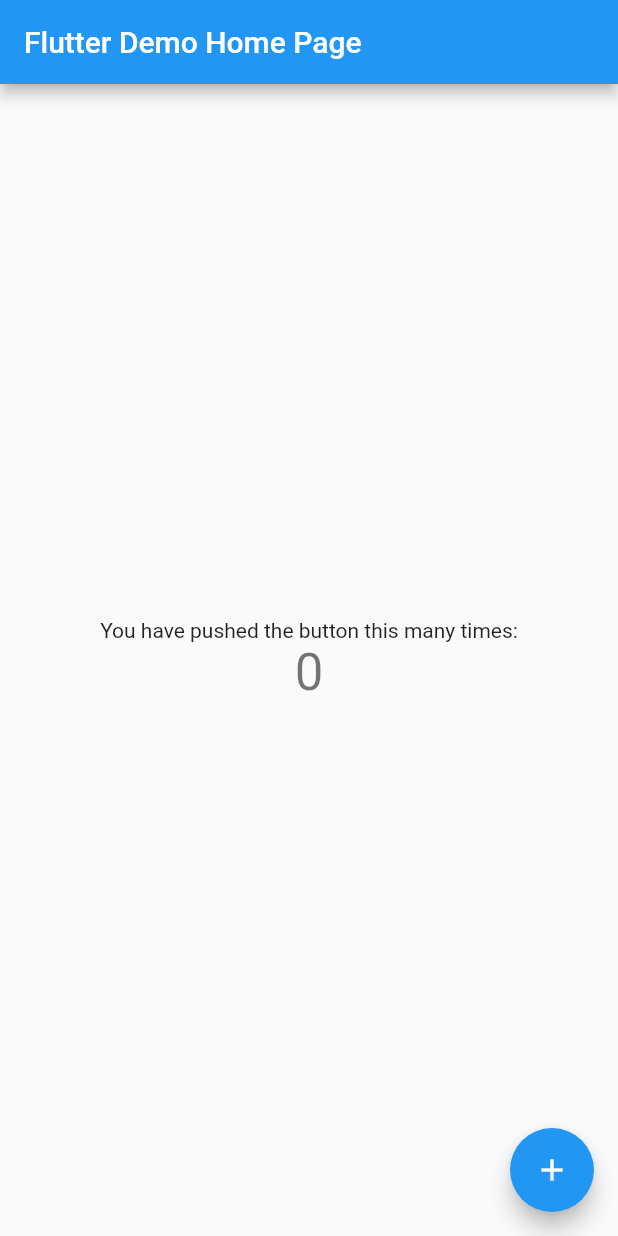
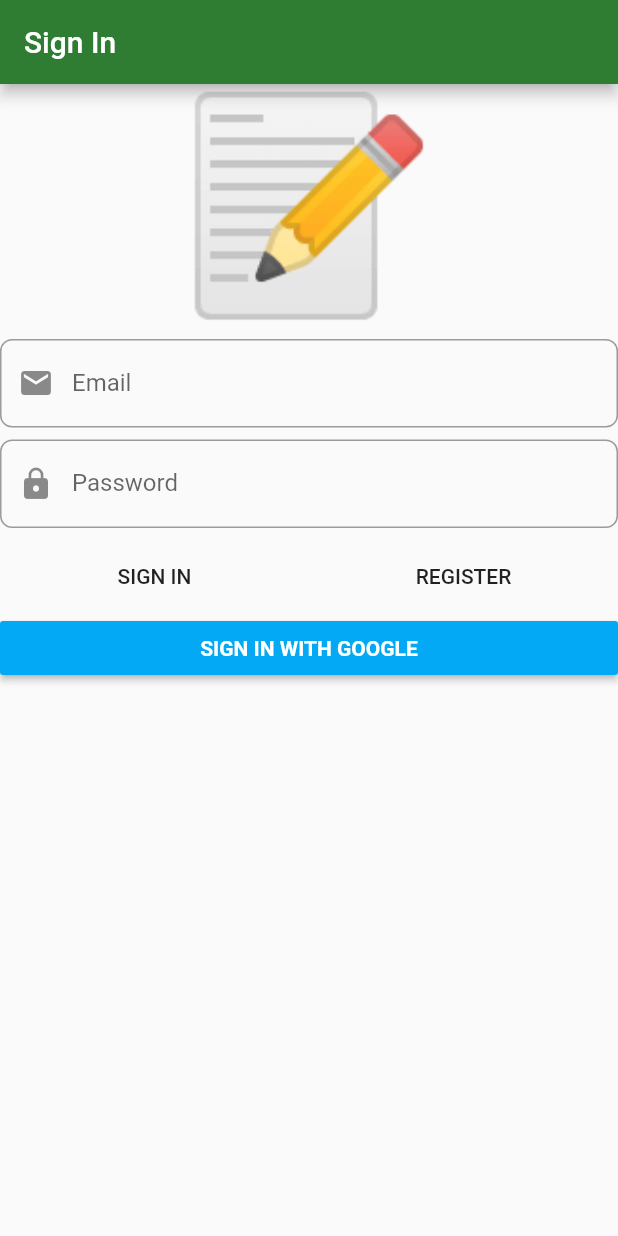
Before and after one commit to vmoskvyak/ddd_architecture, a Flutter app: the screen it shows after launch, on a phone screen of 412 x 824 dp. Run offline on Flutter 3.47's test engine with Material 2 defaults, Android fonts, the phone set to English and light mode, and no system bars; our stand-ins replace bloc, dartz, firebase_auth, flushbar, flutter_bloc, freezed_annotation and 3 more; accounts and stored records are empty; generated files the repository leaves out were written again.

Commit message:
create sing in form

```diff
--- a/lib/infrastructure/auth/firebase_auth_facade.dart
+++ b/lib/infrastructure/auth/firebase_auth_facade.dart
@@ -10,8 +10,7 @@ import 'package:google_sign_in/google_sign_in.dart';
 import 'package:injectable/injectable.dart';
 
 //@Environment("dev")
-@lazySingleton
-@Injectable(as: IAuthFacade)
+@LazySingleton(as: IAuthFacade)
 class FirebaseAuthFacade implements IAuthFacade {
   final FirebaseAuth _firebaseAuth;
   final GoogleSignIn _googleSignIn;
--- a/lib/injection.iconfig.dart
+++ b/lib/injection.iconfig.dart
@@ -7,9 +7,9 @@
 import 'package:ddd_architecture/infrastructure/core/firebase_injectable_module.dart';
 import 'package:firebase_auth/firebase_auth.dart';
 import 'package:google_sign_in/google_sign_in.dart';
+import 'package:ddd_architecture/infrastructure/auth/firebase_auth_facade.dart';
+import 'package:ddd_architecture/domain/auth/i_auth_facade.dart';
 import 'package:ddd_architecture/application/auth/sign_in_form/sign_in_form_bloc.dart';
-import 'package:ddd_architecture/domain/auth/i_auth_facade.dart';
-import 'package:ddd_architecture/infrastructure/auth/firebase_auth_facade.dart';
 import 'package:get_it/get_it.dart';
 
 void $initGetIt(GetIt g, {String environment}) {
@@ -18,9 +18,9 @@ void $initGetIt(GetIt g, {String environment}) {
       () => firebaseInjectableModule.firebaseAuth);
   g.registerLazySingleton<GoogleSignIn>(
       () => firebaseInjectableModule.googleSignIn);
+  g.registerLazySingleton<IAuthFacade>(
+      () => FirebaseAuthFacade(g<FirebaseAuth>(), g<GoogleSignIn>()));
   g.registerFactory<SignInFormBloc>(() => SignInFormBloc(g<IAuthFacade>()));
-  g.registerLazySingleton<FirebaseAuthFacade>(
-      () => FirebaseAuthFacade(g<FirebaseAuth>(), g<GoogleSignIn>()));
 }
 
 class _$FirebaseInjectableModule extends FirebaseInjectableModule {}
--- a/lib/main.dart
+++ b/lib/main.dart
@@ -1,115 +1,9 @@
-import 'package:ddd_architecture/domain/auth/email_address.dart';
 import 'package:ddd_architecture/injection.dart';
+import 'package:ddd_architecture/presentation/core/app_widget.dart';
 import 'package:flutter/material.dart';
 import 'package:injectable/injectable.dart';
 
-import 'domain/auth/password.dart';
-
 void main() {
   configureInjection(Environment.prod);
-  runApp(MyApp());
-
-  var emailAddress = EmailAddress("test");
-  print(emailAddress.value);
-  print(Password("123"));
+  runApp(AppWidget());
 }
-
-class MyApp extends StatelessWidget {
-  // This widget is the root of your application.
-  @override
-  Widget build(BuildContext context) {
-    return MaterialApp(
-      title: 'Flutter Demo',
-      theme: ThemeData(
-        primarySwatch: Colors.blue,
-        visualDensity: VisualDensity.adaptivePlatformDensity,
-      ),
-      home: MyHomePage(title: 'Flutter Demo Home Page'),
-    );
-  }
-}
-
-class MyHomePage extends StatefulWidget {
-  MyHomePage({Key key, this.title}) : super(key: key);
-
-  // This widget is the home page of your application. It is stateful, meaning
-  // that it has a State object (defined below) that contains fields that affect
-  // how it looks.
-
-  // This class is the configuration for the state. It holds the values (in this
-  // case the title) provided by the parent (in this case the App widget) and
-  // used by the build method of the State. Fields in a Widget subclass are
-  // always marked "final".
-
-  final String title;
-
-  @override
-  _MyHomePageState createState() => _MyHomePageState();
-}
-
-class _MyHomePageState extends State<MyHomePage> {
-  int _counter = 0;
-
-  void _incrementCounter() {
-    setState(() {
-      // This call to setState tells the Flutter framework that something has
-      // changed in this State, which causes it to rerun the build method below
-      // so that the display can reflect the updated values. If we changed
-      // _counter without calling setState(), then the build method would not be
-      // called again, and so nothing would appear to happen.
-      _counter++;
-    });
-  }
-
-  @override
-  Widget build(BuildContext context) {
-    // This method is rerun every time setState is called, for instance as done
-    // by the _incrementCounter method above.
-    //
-    // The Flutter framework has been optimized to make rerunning build methods
-    // fast, so that you can just rebuild anything that needs updating rather
-    // than having to individually change instances of widgets.
-    return Scaffold(
-      appBar: AppBar(
-        // Here we take the value from the MyHomePage object that was created by
-        // the App.build method, and use it to set our appbar title.
-        title: Text(widget.title),
-      ),
-      body: Center(
-        // Center is a layout widget. It takes a single child and positions it
-        // in the middle of the parent.
-        child: Column(
-          // Column is also a layout widget. It takes a list of children and
-          // arranges them vertically. By default, it sizes itself to fit its
-          // children horizontally, and tries to be as tall as its parent.
-          //
-          // Invoke "debug painting" (press "p" in the console, choose the
-          // "Toggle Debug Paint" action from the Flutter Inspector in Android
-          // Studio, or the "Toggle Debug Paint" command in Visual Studio Code)
-          // to see the wireframe for each widget.
-          //
-          // Column has various properties to control how it sizes itself and
-          // how it positions its children. Here we use mainAxisAlignment to
-          // center the children vertically; the main axis here is the vertical
-          // axis because Columns are vertical (the cross axis would be
-          // horizontal).
-          mainAxisAlignment: MainAxisAlignment.center,
-          children: <Widget>[
-            Text(
-              'You have pushed the button this many times:',
-            ),
-            Text(
-              '$_counter',
-              style: Theme.of(context).textTheme.headline4,
-            ),
-          ],
-        ),
-      ),
-      floatingActionButton: FloatingActionButton(
-        onPressed: _incrementCounter,
-        tooltip: 'Increment',
-        child: Icon(Icons.add),
-      ), // This trailing comma makes auto-formatting nicer for build methods.
-    );
-  }
-}
--- /dev/null
+++ b/lib/presentation/core/app_widget.dart
@@ -0,0 +1,25 @@
+import 'package:ddd_architecture/presentation/sign_in/sign_in_page.dart';
+import 'package:flutter/cupertino.dart';
+import 'package:flutter/material.dart';
+
+class AppWidget extends StatelessWidget {
+  // This widget is the root of your application.
+  @override
+  Widget build(BuildContext context) {
+    return MaterialApp(
+      title: 'Notes',
+      debugShowCheckedModeBanner: false,
+      theme: ThemeData.light().copyWith(
+        primaryColor: Colors.green[800],
+        accentColor: Colors.blueAccent,
+        inputDecorationTheme: InputDecorationTheme(
+          border: OutlineInputBorder(
+            borderRadius: BorderRadius.circular(8),
+          ),
+        ),
+        visualDensity: VisualDensity.adaptivePlatformDensity,
+      ),
+      home: SignInPage(),
+    );
+  }
+}
--- /dev/null
+++ b/lib/presentation/sign_in/sign_in_page.dart
@@ -0,0 +1,21 @@
+import 'package:ddd_architecture/application/auth/sign_in_form/sign_in_form_bloc.dart';
+import 'package:ddd_architecture/presentation/sign_in/widgets/sign_in_form.dart';
+import 'package:flutter/material.dart';
+import 'package:flutter_bloc/flutter_bloc.dart';
+
+import '../../injection.dart';
+
+
+class SignInPage extends StatelessWidget {
+  @override
+  Widget build(BuildContext context) {
+    return Scaffold(
+      appBar: AppBar(
+        title: const Text("Sign In"),
+      ),
+      body: BlocProvider(
+        create: (context) => getIt<SignInFormBloc>(),
+        child: SignInForm(),),
+    );
+  }
+}
--- /dev/null
+++ b/lib/presentation/sign_in/widgets/sign_in_form.dart
@@ -0,0 +1,124 @@
+import 'package:ddd_architecture/application/auth/sign_in_form/sign_in_form_bloc.dart';
+import 'package:flushbar/flushbar.dart';
+import 'package:flushbar/flushbar_helper.dart';
+import 'package:flutter/material.dart';
+import 'package:flutter_bloc/flutter_bloc.dart';
+
+class SignInForm extends StatelessWidget {
+  @override
+  Widget build(BuildContext context) {
+    return BlocConsumer<SignInFormBloc, SignInFormState>(
+      listener: (context, state) {
+        state.authFailureOrSuccessOption.fold(
+          () => {},
+          (either) => either.fold(
+            (l) => {
+              FlushbarHelper.createError(
+                message: l.map(
+                  cancelledByUser: (_) => "Canceled",
+                  serverError: (_) => "Server Error",
+                  emailAlreadyInUse: (_) => "Email already in use",
+                  invalidEmailAndPasswordCombination: (_) => "invalid email and password combination",
+                ),
+              ).show(context)
+            },
+            (r) => {},
+          ),
+        );
+      },
+      builder: (context, state) {
+        return Form(
+          autovalidate: state.showErrorMessages,
+          child: ListView(
+            children: <Widget>[
+              const Text(
+                '📝',
+                textAlign: TextAlign.center,
+                style: TextStyle(fontSize: 138),
+              ),
+              const SizedBox(height: 8),
+              TextFormField(
+                decoration: const InputDecoration(
+                    prefixIcon: Icon(Icons.email), labelText: 'Email'),
+                autocorrect: false,
+                onChanged: (value) => context
+                    .bloc<SignInFormBloc>()
+                    .add(SignInFormEvent.emailChanged(value)),
+                validator: (_) => context
+                    .bloc<SignInFormBloc>()
+                    .state
+                    .emailAddress
+                    .value
+                    .fold(
+                      (l) => l.maybeMap(
+                        invalidEmail: (_) => "Invalid email",
+                        orElse: () => null,
+                      ),
+                      (r) => null,
+                    ),
+              ),
+              const SizedBox(height: 8),
+              TextFormField(
+                decoration: const InputDecoration(
+                    prefixIcon: Icon(Icons.lock), labelText: 'Password'),
+                autocorrect: false,
+                obscureText: true,
+                onChanged: (value) => context
+                    .bloc<SignInFormBloc>()
+                    .add(SignInFormEvent.passwordChanged(value)),
+                validator: (_) =>
+                    context.bloc<SignInFormBloc>().state.password.value.fold(
+                          (l) => l.maybeMap(
+                            shortPassword: (_) => "short password",
+                            orElse: () => null,
+                          ),
+                          (r) => null,
+                        ),
+              ),
+              const SizedBox(height: 8),
+              Row(
+                children: [
+                  Expanded(
+                    child: FlatButton(
+                      onPressed: () {
+                        context.bloc<SignInFormBloc>().add(
+                              const SignInFormEvent
+                                  .signInWithEmailAndPasswordPressed(),
+                            );
+                      },
+                      child: const Text("SIGN IN"),
+                    ),
+                  ),
+                  Expanded(
+                    child: FlatButton(
+                      onPressed: () {
+                        context.bloc<SignInFormBloc>().add(
+                              const SignInFormEvent
+                                  .registerWithEmailAndPasswordPressed(),
+                            );
+                      },
+                      child: const Text("REGISTER"),
+                    ),
+                  ),
+                ],
+              ),
+              RaisedButton(
+                onPressed: () {
+                  context.bloc<SignInFormBloc>().add(
+                        const SignInFormEvent.signInWithGooglePressed(),
+                      );
+                },
+                color: Colors.lightBlue,
+                child: const Text(
+                  "SIGN IN WITH GOOGLE",
+                  style: TextStyle(
+                      color: Colors.white, fontWeight: FontWeight.bold),
+                ),
+              )
+            ],
+          ),
+        );
+      },
+    );
+  }
+}
--- a/pubspec.yaml
+++ b/pubspec.yaml
@@ -32,6 +32,7 @@ dependencies:
   google_sign_in: ^4.5.1
   get_it: ^4.0.2
   injectable: ^0.4.0+1
+  flushbar: ^1.10.4
 
   # The following adds the Cupertino Icons font to your application.
   # Use with the CupertinoIcons class for iOS style icons.
```
Also changed, not shown: pubspec.lock, 5 other files.
